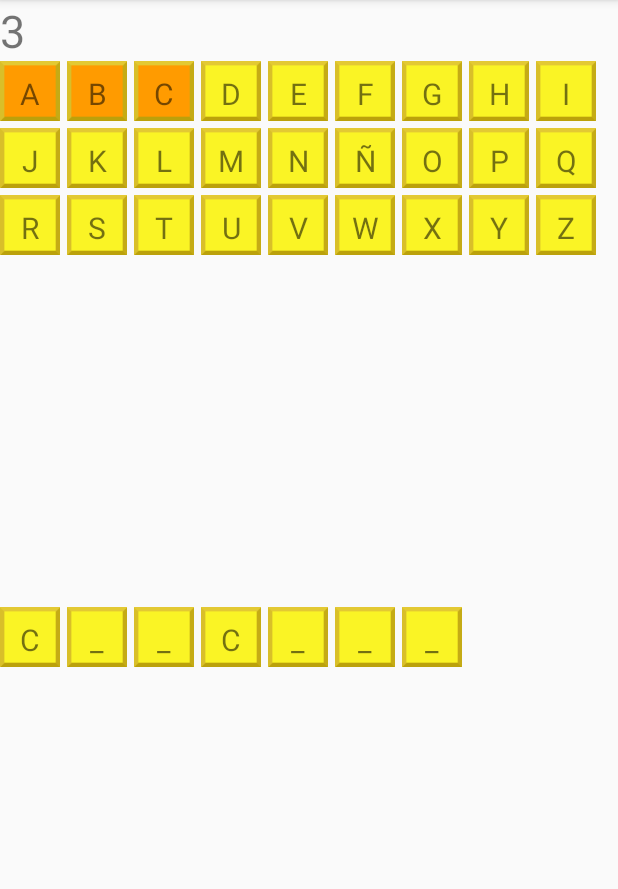
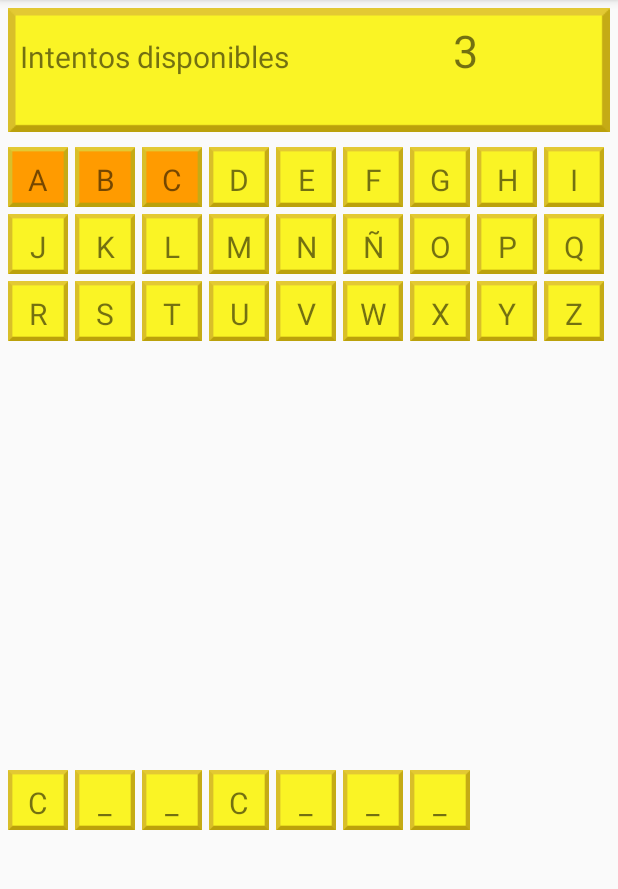
Before and after one commit to gianafrancisco/game-get-the-word, an Android app: the screen it shows after launch (MainActivity), after a tap on an icon or button, on a phone screen of 412 x 824 dp, the part 84-973 px from its top. Run offline under Robolectric (Android 15) with nearby library versions, the phone set to English and light mode, and no system bars; 2 other taps on this screen came first.

Commit message:
Added button try again and next level. Added Level Repository interface Implemented Memory Level Repository in order to test the app.

```diff
--- a/app/src/main/java/org/fransis/game/words/words/Game.java
+++ b/app/src/main/java/org/fransis/game/words/words/Game.java
@@ -1,17 +1,18 @@
 package org.fransis.game.words.words;
 
 public class Game {
-    private String alphabet = "abcdefghijklmnñopqrstuvwxyz".toUpperCase();
-    private String secretWord = "Chucrut".toUpperCase();;
-    private int maxTry = 5;
-    private int nTry = 0;
-    private StringBuilder word = null;
+    private int maxTry;
+    private int nTry;
+    private StringBuilder word;
+    private GameCallback callback = null;
+    private Level current;
 
-    private GameCallback callback = null;
-
-    public Game(){
+    public Game(Level level){
+        maxTry = 5;
+        nTry = 0;
+        this.current = level;
         word = new StringBuilder();
-        for (int i= 0; i< secretWord.length(); i++){
+        for (int i= 0; i< current.getSecretWord().length(); i++){
             word.append("_");
         }
     }
@@ -21,7 +22,7 @@ public class Game {
     }
 
     public String getAlphabet(){
-        return alphabet;
+        return current.getAlphabet();
     }
 
     public int getnTry(){
@@ -32,30 +33,43 @@ public class Game {
         if(nTry < maxTry){
             if(word.indexOf(letter) < 0){
                 boolean found = false;
-                int index = secretWord.indexOf(letter);
+                int index = current.getSecretWord().indexOf(letter);
                 while( index >= 0 ) {
                     found = true;
                     word.replace(index, index + 1, letter);
-                    index = secretWord.indexOf(letter, index + 1);
+                    index = current.getSecretWord().indexOf(letter, index + 1);
                 }
                 if(found){
-                    callback.letter(word.toString());
-
+                    if(callback != null)
+                        callback.letter(word.toString());
+                    else
+                        throw new RuntimeException("Callback is null");
                     if(word.indexOf("_") < 0){
                         callback.wellDone();
                     }
                 }else{
                     nTry++;
-                    callback.fail(maxTry - nTry);
+                    if(callback != null)
+                        callback.fail(maxTry - nTry);
+                    else
+                        throw new RuntimeException("Callback is null");
+
                 }
             }
         }
         if(nTry == maxTry){
-            callback.gameOver();
+            if(callback != null)
+                    callback.gameOver();
+            else
+                throw new RuntimeException("Callback is null");
         }
     }
 
     public void setCallback(GameCallback callback) {
-        this.callback = callback;
+        if(callback != null)
+            this.callback = callback;
+        else
+            throw new RuntimeException("Callback is null");
+
     }
 }
--- /dev/null
+++ b/app/src/main/java/org/fransis/game/words/words/Level.java
@@ -0,0 +1,20 @@
+package org.fransis.game.words.words;
+
+public class Level {
+    public static final String DEFAULT_ALPHABET = "abcdefghijklmnñopqrstuvwxyz".toUpperCase();
+    private String alphabet;
+    private String secretWord;
+
+    public Level(String alphabet, String secretWord) {
+        this.alphabet = alphabet;
+        this.secretWord = secretWord;
+    }
+
+    public String getAlphabet() {
+        return alphabet;
+    }
+
+    public String getSecretWord() {
+        return secretWord;
+    }
+}
--- /dev/null
+++ b/app/src/main/java/org/fransis/game/words/words/LevelRepository.java
@@ -0,0 +1,6 @@
+package org.fransis.game.words.words;
+
+public interface LevelRepository {
+    Level getLevel();
+    Level getNextLevel();
+}
--- a/app/src/main/java/org/fransis/game/words/words/MainActivity.java
+++ b/app/src/main/java/org/fransis/game/words/words/MainActivity.java
@@ -5,18 +5,25 @@ import android.os.Bundle;
 import android.view.View;
 import android.widget.AdapterView;
 import android.widget.ArrayAdapter;
+import android.widget.Button;
 import android.widget.GridView;
+import android.widget.LinearLayout;
 import android.widget.TextView;
 import android.widget.Toast;
 
 public class MainActivity extends AppCompatActivity {
 
     TextView textIntentos;
+    LinearLayout hud;
     ArrayAdapter<String> adapterResult = null;
     ArrayAdapter<String> adapter = null;
     GridView gridviewResult = null;
-    private Game myGame = new Game();
+    Game myGame = null;
     GridView gridview = null;
+    Button btnVolverIntentar = null;
+    Button btnNextLevel = null;
+    GameCallback callback = null;
+    LevelRepository levels = null;
 
     @Override
     protected void onCreate(Bundle savedInstanceState) {
@@ -25,20 +32,56 @@ public class MainActivity extends AppCompatActivity {
         gridview = (GridView) findViewById(R.id.gridview);
         gridviewResult = (GridView) findViewById(R.id.gridview_result);
         textIntentos = (TextView) findViewById(R.id.textIntento);
-        textIntentos.setText(myGame.getnTry() + "");
+        btnVolverIntentar = (Button) findViewById(R.id.btnReintentar);
+        btnNextLevel = (Button) findViewById(R.id.btnSiguienteNivel);
+        hud = (LinearLayout) findViewById(R.id.hud);
+        levels = new MemoryRepository();
 
-        String word = myGame.getWord();
-        adapterResult = new ArrayAdapter<>(this, R.layout.item, R.id.item_id);
-        for (int i= 0; i< word.length(); i++){
-            adapterResult.add(word.substring(i, i + 1));
-        }
-        gridviewResult.setAdapter(adapterResult);
+        btnVolverIntentar.setOnClickListener(new View.OnClickListener() {
+            @Override
+            public void onClick(View v) {
+                iniciarNivel(levels.getLevel());
+            }
+        });
 
-        adapter = new ArrayAdapter<>(this, R.layout.item, R.id.item_id);
-        String words = myGame.getAlphabet();
-        for (int i=0; i<words.length();i++)
-                adapter.add(words.substring(i,i+1));
-        gridview.setAdapter(adapter);
+        btnNextLevel.setOnClickListener(new View.OnClickListener() {
+            @Override
+            public void onClick(View v) {
+                iniciarNivel(levels.getNextLevel());
+            }
+        });
+
+        callback = new GameCallback() {
+            @Override
+            public void gameOver() {
+                Toast.makeText(MainActivity.this, "Game Over!", Toast.LENGTH_LONG).show();
+                gridview.setEnabled(false);
+                hud.setVisibility(View.GONE);
+                btnVolverIntentar.setVisibility(View.VISIBLE);
+
+            }
+
+            @Override
+            public void wellDone() {
+                Toast.makeText(MainActivity.this, "Well Done!", Toast.LENGTH_LONG).show();
+                gridview.setEnabled(false);
+                hud.setVisibility(View.GONE);
+                btnNextLevel.setVisibility(View.VISIBLE);
+            }
+
+            @Override
+            public void letter(String word) {
+                adapterResult.clear();
+                for (int i = 0; i < word.length(); i++) {
+                    adapterResult.add(word.substring(i, i + 1));
+                }
+            }
+
+            @Override
+            public void fail(int tryAvailable) {
+                textIntentos.setText(tryAvailable + "");
+            }
+        };
 
         gridview.setOnItemClickListener(new AdapterView.OnItemClickListener() {
             public void onItemClick(AdapterView<?> parent, View v,
@@ -52,31 +95,31 @@ public class MainActivity extends AppCompatActivity {
             }
         });
 
-        myGame.setCallback(new GameCallback() {
-            @Override
-            public void gameOver() {
-                Toast.makeText(MainActivity.this, "Game Over!",Toast.LENGTH_LONG).show();
-                gridview.setEnabled(false);
-            }
+        iniciarNivel(levels.getLevel());
 
-            @Override
-            public void wellDone() {
-                Toast.makeText(MainActivity.this, "Well Done!",Toast.LENGTH_LONG).show();
-                gridview.setEnabled(false);
-            }
 
-            @Override
-            public void letter(String word) {
-                adapterResult.clear();
-                for (int i = 0;i<word.length(); i++ ) {
-                    adapterResult.add(word.substring(i, i + 1));
-                }
-            }
 
-            @Override
-            public void fail(int tryAvailable) {
-                textIntentos.setText(tryAvailable + "");
-            }
-        });
+    }
+
+    private void iniciarNivel(Level level) {
+        myGame = new Game(level);
+        textIntentos.setText(myGame.getnTry() + "");
+        hud.setVisibility(View.VISIBLE);
+        btnVolverIntentar.setVisibility(View.GONE);
+        btnNextLevel.setVisibility(View.GONE);
+        String word = myGame.getWord();
+        adapterResult = new ArrayAdapter<>(this, R.layout.item, R.id.item_id);
+        for (int i= 0; i< word.length(); i++){
+            adapterResult.add(word.substring(i, i + 1));
+        }
+        gridviewResult.setAdapter(adapterResult);
+
+        adapter = new ArrayAdapter<>(this, R.layout.item, R.id.item_id);
+        String words = myGame.getAlphabet();
+        for (int i=0; i<words.length();i++)
+            adapter.add(words.substring(i,i+1));
+        gridview.setAdapter(adapter);
+        gridview.setEnabled(true);
+        myGame.setCallback(callback);
     }
 }
--- /dev/null
+++ b/app/src/main/java/org/fransis/game/words/words/MemoryRepository.java
@@ -0,0 +1,39 @@
+package org.fransis.game.words.words;
+
+import java.util.ArrayList;
+import java.util.List;
+
+public class MemoryRepository implements LevelRepository {
+
+    private List<Level> levels = null;
+    private int level;
+
+    public MemoryRepository (){
+        level = 0;
+        levels = new ArrayList<>();
+        levels.add(new Level(Level.DEFAULT_ALPHABET, "Chucrut".toUpperCase()));
+        levels.add(new Level(Level.DEFAULT_ALPHABET, "Amor".toUpperCase()));
+        levels.add(new Level(Level.DEFAULT_ALPHABET, "Auto".toUpperCase()));
+        levels.add(new Level(Level.DEFAULT_ALPHABET, "Perro".toUpperCase()));
+        levels.add(new Level(Level.DEFAULT_ALPHABET, "Musica".toUpperCase()));
+        levels.add(new Level(Level.DEFAULT_ALPHABET, "Pajaro".toUpperCase()));
+        levels.add(new Level(Level.DEFAULT_ALPHABET, "Expensa".toUpperCase()));
+        levels.add(new Level(Level.DEFAULT_ALPHABET, "Paisaje".toUpperCase()));
+        levels.add(new Level(Level.DEFAULT_ALPHABET, "Televisor".toUpperCase()));
+        levels.add(new Level(Level.DEFAULT_ALPHABET, "Matematica".toUpperCase()));
+
+    }
+
+    @Override
+    public Level getLevel() {
+        return levels.get(level);
+    }
+
+    @Override
+    public Level getNextLevel() {
+        Level level = levels.get(++this.level);
+        if(this.level == levels.size())
+            this.level = 0;
+        return level;
+    }
+}
--- a/app/src/main/res/layout/activity_main.xml
+++ b/app/src/main/res/layout/activity_main.xml
@@ -4,28 +4,72 @@
     xmlns:tools="http://schemas.android.com/tools"
     android:layout_width="match_parent"
     android:layout_height="match_parent"
+    android:padding="5dp"
     tools:context=".MainActivity">
 
     <LinearLayout
         android:layout_width="match_parent"
         android:layout_height="match_parent"
         android:orientation="vertical">
-        <TextView
-            android:id="@+id/textIntento"
+        <LinearLayout
             android:layout_width="match_parent"
-            android:layout_height="wrap_content"
-            android:textSize="30dp"
-            />
+            android:layout_height="0dp"
+            android:orientation="horizontal"
+            android:layout_weight="1"
+            android:background="@drawable/button"
+            android:layout_marginBottom="10dp"
+            >
+            <LinearLayout
+                android:id="@+id/hud"
+                android:layout_width="0dp"
+                android:layout_height="match_parent"
+                android:orientation="horizontal"
+                android:layout_weight="1"
+                >
+                <TextView
+                    android:id="@+id/textIntentoDisponibles"
+                    android:layout_width="0dp"
+                    android:layout_height="wrap_content"
+                    android:text="@string/intentos_disponibles"
+                    android:textSize="20dp"
+                    android:layout_weight="3"
+                    />
+                <TextView
+                    android:id="@+id/textIntento"
+                    android:layout_width="0dp"
+                    android:layout_height="wrap_content"
+                    android:textSize="30dp"
+                    android:layout_weight="1"
+                    />
+            </LinearLayout>
+
+            <Button
+                android:id="@+id/btnReintentar"
+                android:layout_width="0dp"
+                android:layout_height="wrap_content"
+                android:text="@string/reiniciar_nivel"
+                android:layout_weight="1"
+                android:visibility="gone"
+                />
+            <Button
+                android:id="@+id/btnSiguienteNivel"
+                android:layout_width="0dp"
+                android:layout_height="wrap_content"
+                android:text="@string/siguiente_nivel"
+                android:layout_weight="1"
+                android:visibility="gone"
+                />
+        </LinearLayout>
         <GridView
             android:id="@+id/gridview"
             android:layout_width="match_parent"
-            android:layout_height="match_parent"
+            android:layout_height="0dp"
             android:columnWidth="40dp"
             android:verticalSpacing="5dp"
             android:horizontalSpacing="5dp"
             android:stretchMode="none"
             android:numColumns="auto_fit"
-            android:layout_weight="1"
+            android:layout_weight="5"
             android:gravity="center_vertical|center_horizontal"
             >
         </GridView>
@@ -33,14 +77,14 @@
         <GridView
             android:id="@+id/gridview_result"
             android:layout_width="match_parent"
-            android:layout_height="match_parent"
+            android:layout_height="0dp"
             android:columnWidth="40dp"
             android:verticalSpacing="5dp"
             android:horizontalSpacing="5dp"
             android:stretchMode="none"
             android:numColumns="auto_fit"
             android:gravity="center_vertical|center_horizontal"
-            android:layout_weight="1"
+            android:layout_weight="3"
             >
         </GridView>
 
--- a/app/src/main/res/values/strings.xml
+++ b/app/src/main/res/values/strings.xml
@@ -1,3 +1,6 @@
 <resources>
     <string name="app_name">Words</string>
+    <string name="intentos_disponibles">Intentos disponibles </string>
+    <string name="reiniciar_nivel">Volver a intentar</string>
+    <string name="siguiente_nivel">Siguiente Palabra</string>
 </resources>
```
